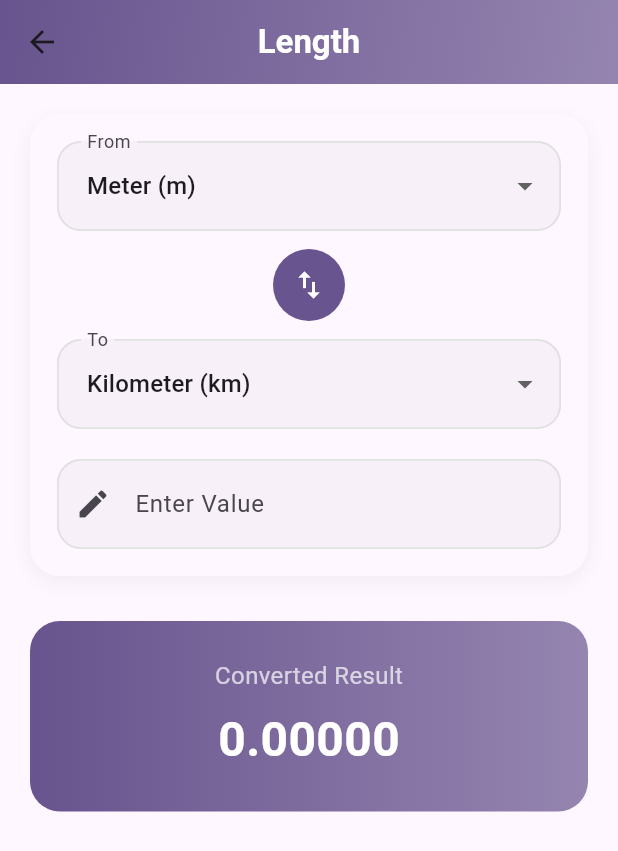
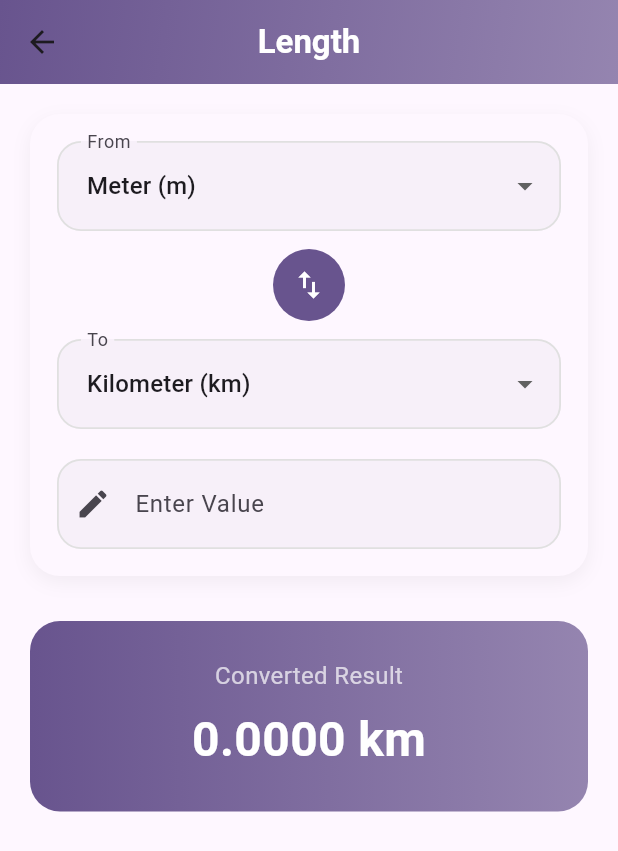
Before and after one commit to hansraj3160/smart_unit_convertor, a Flutter app: the screen it shows after launch, after a tap on "Length", on a phone screen of 412 x 824 dp. Shown: the top 851 px of the screen. Run offline on Flutter 3.47's test engine with Material 3 defaults, Android fonts, the phone set to English and light mode, and no system bars; our stand-ins replace get.

```diff
--- a/lib/controller/converter_controller.dart
+++ b/lib/controller/converter_controller.dart
@@ -9,8 +9,10 @@ class ConverterController extends GetxController {
 
   var fromUnit = "".obs;
   var toUnit = "".obs;
-String get formattedResult =>
-    result.value.toStringAsFixed(5);
+String get formattedResult {
+  String symbol = getUnitSymbol(toUnit.value);
+  return "${result.value.toStringAsFixed(4)} $symbol";
+}
 final TextEditingController textController = TextEditingController();
 
   /// =======================
@@ -189,6 +191,12 @@ void updateInput(String value) {
     result.value =
         baseValue / currentUnits[toUnit.value]!;
   }
+  String getUnitSymbol(String unit) {
+  final match = RegExp(r'\((.*?)\)').firstMatch(unit);
+  return match != null ? match.group(1)! : unit;
+}
+
+
 void resetValues() {
   inputValue.value = 0;
   result.value = 0;
--- a/lib/view/home_screen.dart
+++ b/lib/view/home_screen.dart
@@ -7,7 +7,7 @@ import 'package:url_launcher/url_launcher.dart';
 class HomeScreen extends StatelessWidget {
   const HomeScreen({super.key});
   Future<void> openPrivacyPolicy() async {
-    final Uri url = Uri.parse("https://yourdomain.com/privacy.html");
+    final Uri url = Uri.parse("https://sites.google.com/view/unit-converter--privacy/home");
     await launchUrl(url, mode: LaunchMode.externalApplication);
   }
 
```
Also changed, not shown: assets/images/feature image.png (added).
